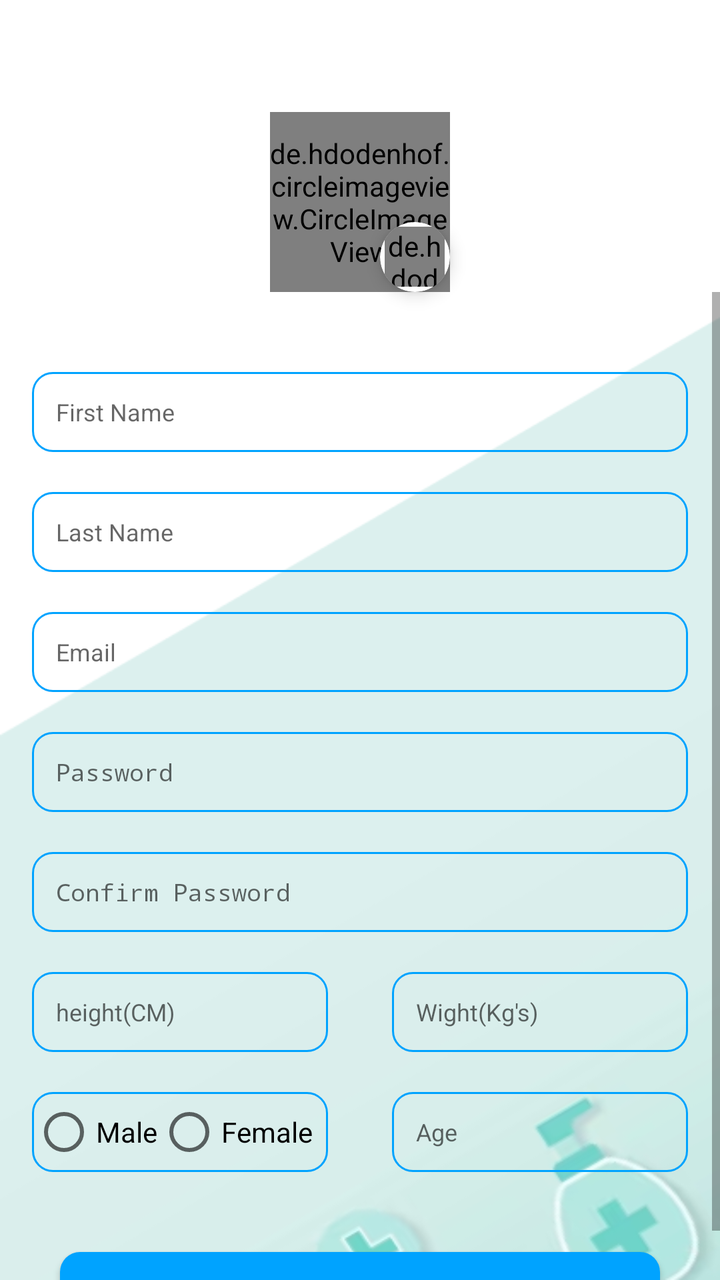
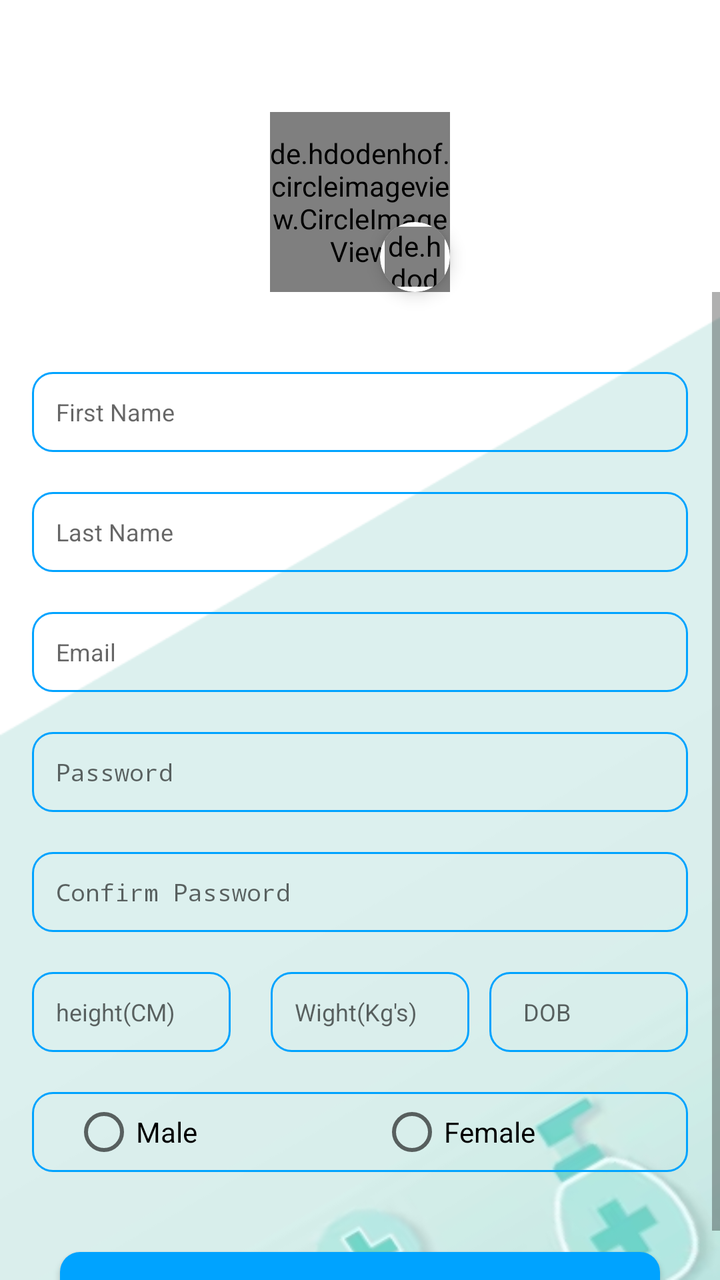

An Android layout rendered at two revisions. The XML below is the earlier revision; the diff shows what the commit changed to produce the second picture.
<!-- AndroidManifest.xml: application theme Theme.ICare -->
<!-- res/layout/activity_registration.xml -->
<?xml version="1.0" encoding="utf-8"?>
<layout xmlns:android="http://schemas.android.com/apk/res/android"
    xmlns:app="http://schemas.android.com/apk/res-auto"
    xmlns:tools="http://schemas.android.com/tools">

    <androidx.constraintlayout.widget.ConstraintLayout
        android:layout_width="match_parent"
        android:layout_height="match_parent"
        android:background="@color/white"
        tools:context=".registration.RegistrationActivity">

        <include
            layout="@layout/toolbar"
            android:layout_width="0dp"
            android:layout_height="wrap_content"
            app:layout_constraintEnd_toEndOf="parent"
            app:layout_constraintStart_toStartOf="parent"
            app:layout_constraintTop_toTopOf="parent" />

        <de.hdodenhof.circleimageview.CircleImageView
            android:id="@+id/imgProfile"
            android:layout_width="90dp"
            android:layout_height="90dp"
            android:src="@drawable/person_default"
            app:civ_border_color="#FF000000"
            app:civ_border_width="2dp"
            app:layout_constraintLeft_toLeftOf="parent"
            app:layout_constraintRight_toRightOf="parent"
            app:layout_constraintTop_toBottomOf="@+id/toolBar" />

        <androidx.cardview.widget.CardView
            android:id="@+id/imgAddPhoto"
            android:layout_width="35dp"
            android:layout_height="35dp"
            app:cardCornerRadius="60dp"
            app:cardElevation="5dp"
            app:cardMaxElevation="5dp"
            app:layout_constraintBottom_toBottomOf="@+id/imgProfile"
            app:layout_constraintEnd_toEndOf="@+id/imgProfile">

            <de.hdodenhof.circleimageview.CircleImageView
                android:layout_width="30dp"
                android:layout_height="30dp"
                android:layout_gravity="center"
                android:src="@drawable/baseline_add"
                app:tint="@color/colorRed" />

        </androidx.cardview.widget.CardView>

        <androidx.appcompat.widget.AppCompatImageView
            android:layout_width="match_parent"
            android:layout_height="0dp"
            android:background="@drawable/background_banner"
            app:layout_constraintBottom_toBottomOf="parent"
            app:layout_constraintTop_toBottomOf="@+id/imgAddPhoto" />

        <ScrollView
            android:layout_width="match_parent"
            android:layout_height="0dp"
            app:layout_constraintBottom_toBottomOf="parent"
            app:layout_constraintTop_toBottomOf="@+id/imgProfile">

            <androidx.constraintlayout.widget.ConstraintLayout
                android:layout_width="match_parent"
                android:layout_height="wrap_content">

                <LinearLayout
                    android:id="@+id/llFirstName"
                    android:layout_width="match_parent"
                    android:layout_height="40dp"
                    android:layout_marginHorizontal="16dp"
                    android:layout_marginTop="40dp"
                    android:background="@drawable/background_edittext"
                    android:gravity="center"
                    android:orientation="horizontal"
                    app:layout_constraintTop_toTopOf="parent">

                    <EditText
                        android:id="@+id/edtFirstName"
                        android:layout_width="0dp"
                        android:layout_height="wrap_content"
                        android:layout_marginStart="12dp"
                        android:layout_marginEnd="12dp"
                        android:layout_weight="1"
                        android:background="@null"
                        android:gravity="start"
                        android:hint="First Name"
                        android:inputType="text"
                        android:textColor="@color/black"
                        android:textSize="12sp" />

                </LinearLayout>

                <LinearLayout
                    android:id="@+id/llLastName"
                    android:layout_width="match_parent"
                    android:layout_height="40dp"
                    android:layout_marginHorizontal="16dp"
                    android:layout_marginTop="20dp"
                    android:background="@drawable/background_edittext"
                    android:gravity="center"
                    android:orientation="horizontal"
                    app:layout_constraintTop_toBottomOf="@+id/llFirstName">

                    <EditText
                        android:id="@+id/edtLastName"
                        android:layout_width="0dp"
                        android:layout_height="wrap_content"
                        android:layout_marginStart="12dp"
                        android:layout_marginEnd="12dp"
                        android:layout_weight="1"
                        android:background="@null"
                        android:gravity="start"
                        android:hint="Last Name"
                        android:inputType="text"
                        android:textColor="@color/black"
                        android:textSize="12sp" />

                </LinearLayout>

                <LinearLayout
                    android:id="@+id/llEmail"
                    android:layout_width="match_parent"
                    android:layout_height="40dp"
                    android:layout_marginHorizontal="16dp"
                    android:layout_marginTop="20dp"
                    android:background="@drawable/background_edittext"
                    android:gravity="center"
                    android:orientation="horizontal"
                    app:layout_constraintTop_toBottomOf="@+id/llLastName">

                    <EditText
                        android:id="@+id/edtEmail"
                        android:layout_width="0dp"
                        android:layout_height="wrap_content"
                        android:layout_marginStart="12dp"
                        android:layout_marginEnd="12dp"
                        android:layout_weight="1"
                        android:background="@null"
                        android:gravity="start"
                        android:hint="Email"
                        android:inputType="textEmailAddress"
                        android:textColor="@color/black"
                        android:textSize="12sp" />

                </LinearLayout>

                <LinearLayout
                    android:id="@+id/llPassword"
                    android:layout_width="match_parent"
                    android:layout_height="40dp"
                    android:layout_marginHorizontal="16dp"
                    android:layout_marginTop="20dp"
                    android:background="@drawable/background_edittext"
                    android:gravity="center"
                    android:orientation="horizontal"
                    app:layout_constraintTop_toBottomOf="@+id/llEmail">

                    <EditText
                        android:id="@+id/edtPassword"
                        android:layout_width="0dp"
                        android:layout_height="wrap_content"
                        android:layout_marginStart="12dp"
                        android:layout_marginEnd="12dp"
                        android:layout_weight="1"
                        android:background="@null"
                        android:gravity="start"
                        android:hint="Password"
                        android:inputType="textPassword"
                        android:textColor="@color/black"
                        android:textSize="12sp" />

                </LinearLayout>

                <LinearLayout
                    android:id="@+id/llConfirmPassword"
                    android:layout_width="match_parent"
                    android:layout_height="40dp"
                    android:layout_marginHorizontal="16dp"
                    android:layout_marginTop="20dp"
                    android:background="@drawable/background_edittext"
                    android:gravity="center"
                    android:orientation="horizontal"
                    app:layout_constraintTop_toBottomOf="@+id/llPassword">

                    <EditText
                        android:id="@+id/edtConfirmPassword"
                        android:layout_width="0dp"
                        android:layout_height="wrap_content"
                        android:layout_marginStart="12dp"
                        android:layout_marginEnd="12dp"
                        android:layout_weight="1"
                        android:background="@null"
                        android:gravity="start"
                        android:hint="Confirm Password"
                        android:inputType="textPassword"
                        android:textColor="@color/black"
                        android:textSize="12sp" />

                </LinearLayout>

                <LinearLayout
                    android:id="@+id/llHandW"
                    android:layout_width="match_parent"
                    android:layout_height="wrap_content"
                    android:orientation="horizontal"
                    app:layout_constraintTop_toBottomOf="@+id/llConfirmPassword">

                    <LinearLayout
                        android:id="@+id/llHeight"
                        android:layout_width="0dp"
                        android:layout_height="40dp"
                        android:layout_marginHorizontal="16dp"
                        android:layout_marginTop="20dp"
                        android:layout_weight="1"
                        android:background="@drawable/background_edittext"
                        android:gravity="center"
                        android:orientation="horizontal">

                        <EditText
                            android:id="@+id/edtHeight"
                            android:layout_width="0dp"
                            android:layout_height="wrap_content"
                            android:layout_marginStart="12dp"
                            android:layout_marginEnd="12dp"
                            android:layout_weight="1"
                            android:background="@null"
                            android:gravity="start"
                            android:hint="height(CM)"
                            android:inputType="numberDecimal"
                            android:textColor="@color/black"
                            android:textSize="12sp" />

                    </LinearLayout>

                    <LinearLayout
                        android:layout_width="0dp"
                        android:layout_height="40dp"
                        android:layout_marginHorizontal="16dp"
                        android:layout_marginTop="20dp"
                        android:layout_weight="1"
                        android:background="@drawable/background_edittext"
                        android:gravity="center"
                        android:orientation="horizontal">

                        <EditText
                            android:id="@+id/edtWeight"
                            android:layout_width="0dp"
                            android:layout_height="wrap_content"
                            android:layout_marginStart="12dp"
                            android:layout_marginEnd="12dp"
                            android:layout_weight="1"
                            android:background="@null"
                            android:gravity="start"
                            android:hint="Wight(Kg's)"
                            android:inputType="numberDecimal"
                            android:textColor="@color/black"
                            android:textSize="12sp" />

                    </LinearLayout>

                </LinearLayout>

                <LinearLayout
                    android:id="@+id/llSexAndGender"
                    android:layout_width="match_parent"
                    android:layout_height="wrap_content"
                    android:orientation="horizontal"
                    app:layout_constraintTop_toBottomOf="@+id/llHandW">

                    <LinearLayout
                        android:layout_width="0dp"
                        android:layout_height="40dp"
                        android:layout_marginHorizontal="16dp"
                        android:layout_marginTop="20dp"
                        android:layout_weight="1"
                        android:background="@drawable/background_edittext"
                        android:gravity="center"
                        android:orientation="horizontal">

                        <RadioGroup
                            android:id="@+id/rdGSelection"
                            android:layout_width="match_parent"
                            android:layout_height="wrap_content"
                            android:orientation="horizontal">

                            <RadioButton
                                android:id="@+id/rbMale"
                                android:layout_width="wrap_content"
                                android:layout_height="wrap_content"
                                android:text="Male" />

                            <RadioButton
                                android:id="@+id/rbFemale"
                                android:layout_width="wrap_content"
                                android:layout_height="wrap_content"
                                android:text="Female" />

                        </RadioGroup>

                    </LinearLayout>

                    <LinearLayout
                        android:layout_width="0dp"
                        android:layout_height="40dp"
                        android:layout_marginHorizontal="16dp"
                        android:layout_marginTop="20dp"
                        android:layout_weight="1"
                        android:background="@drawable/background_edittext"
                        android:gravity="center"
                        android:orientation="horizontal">

                        <EditText
                            android:id="@+id/edtAge"
                            android:layout_width="match_parent"
                            android:layout_height="wrap_content"
                            android:layout_marginStart="12dp"
                            android:layout_marginEnd="12dp"
                            android:background="@null"
                            android:gravity="start"
                            android:hint="Age"
                            android:inputType="number"
                            android:textColor="@color/black"
                            android:textSize="12sp" />

                    </LinearLayout>

                </LinearLayout>

                <Button
                    android:id="@+id/btnRegister"
                    android:layout_width="match_parent"
                    android:layout_height="40dp"
                    android:layout_marginHorizontal="30dp"
                    android:layout_marginTop="40dp"
                    android:background="@drawable/button_possitive"
                    android:text="Sign Up"
                    android:textColor="@color/colorWhite"
                    android:textSize="12sp"
                    app:layout_constraintTop_toBottomOf="@+id/llSexAndGender" />
            </androidx.constraintlayout.widget.ConstraintLayout>
        </ScrollView>

    </androidx.constraintlayout.widget.ConstraintLayout>

</layout>
<!-- res/layout/toolbar.xml (included above) -->
<?xml version="1.0" encoding="utf-8"?>
<androidx.appcompat.widget.Toolbar xmlns:android="http://schemas.android.com/apk/res/android"
    android:id="@+id/toolBar"
    android:layout_width="match_parent"
    android:layout_height="?android:attr/actionBarSize"
    android:background="@android:color/transparent"/>
<!-- resources referenced by this layout -->
<resources>
  <color name="black">#000000</color>
  <color name="colorRed">#E74C3C</color>
  <color name="colorWhite">#FFFFFF</color>
  <color name="white">#FFFFFFFF</color>
  <!-- drawable background_banner: png bitmap (drawable, 29614 bytes) -->
  <!-- drawable background_edittext (drawable) -->
  <shape xmlns:android="http://schemas.android.com/apk/res/android"
      android:shape="rectangle">
      <corners
          android:radius="10dp" />
      <stroke
          android:width="1dp"
          android:color="#00A3FF" />
  </shape>
  <!-- drawable baseline_add (drawable) -->
  <vector android:height="24dp" android:tint="#000000"
      android:viewportHeight="24" android:viewportWidth="24"
      android:width="24dp" xmlns:android="http://schemas.android.com/apk/res/android">
      <path android:fillColor="@android:color/white" android:pathData="M12,2C6.48,2 2,6.48 2,12s4.48,10 10,10 10,-4.48 10,-10S17.52,2 12,2zM17,13h-4v4h-2v-4L7,13v-2h4L11,7h2v4h4v2z"/>
  </vector>
  <!-- drawable button_possitive (drawable) -->
  <?xml version="1.0" encoding="utf-8"?>
  <ripple xmlns:android="http://schemas.android.com/apk/res/android"
      android:color="@color/white">
      <item android:id="@android:id/mask">
          <shape android:shape="rectangle">
              <solid android:color="@color/white" />
              <corners android:radius="10dp" />
          </shape>
      </item>
  
      <item android:id="@android:id/background">
          <shape android:shape="rectangle">
              <gradient
                  android:angle="90"
                  android:endColor="@color/themeBlue"
                  android:startColor="@color/themeBlue"
                  android:type="linear" />
              <corners android:radius="10dp" />
          </shape>
      </item>
  </ripple>
  <!-- drawable person_default: png bitmap (drawable, 11003 bytes) -->
  <style name="Theme.ICare" parent="Theme.MaterialComponents.Light.NoActionBar.Bridge">
          
          <item name="colorPrimary">@color/themeBlue</item>
          <item name="colorPrimaryVariant">@color/themeBlue</item>
          <item name="colorOnPrimary">@color/white</item>
          
          <item name="colorSecondary">@color/colorBackGroundEdittext</item>
          <item name="colorSecondaryVariant">@color/colorBackGroundEdittext</item>
          <item name="colorOnSecondary">@color/black</item>
          
          <item name="android:statusBarColor">@color/themeBlue</item>
          
      </style>
  <color name="themeBlue">#00A3FF</color>
  <color name="colorBackGroundEdittext">#526278</color>
</resources>

<!-- the commit's change to res/layout/activity_registration.xml (unified diff, before → after) -->
@@ -203,6 +203,7 @@
                     android:id="@+id/llHandW"
                     android:layout_width="match_parent"
                     android:layout_height="wrap_content"
+                    android:layout_marginHorizontal="16dp"
                     android:orientation="horizontal"
                     app:layout_constraintTop_toBottomOf="@+id/llConfirmPassword">
 
@@ -210,7 +211,7 @@
                         android:id="@+id/llHeight"
                         android:layout_width="0dp"
                         android:layout_height="40dp"
-                        android:layout_marginHorizontal="16dp"
+                        android:layout_marginEnd="10dp"
                         android:layout_marginTop="20dp"
                         android:layout_weight="1"
                         android:background="@drawable/background_edittext"
@@ -235,8 +236,8 @@
 
                     <LinearLayout
                         android:layout_width="0dp"
+                        android:layout_marginStart="10dp"
                         android:layout_height="40dp"
-                        android:layout_marginHorizontal="16dp"
                         android:layout_marginTop="20dp"
                         android:layout_weight="1"
                         android:background="@drawable/background_edittext"
@@ -259,71 +260,78 @@
 
                     </LinearLayout>
 
-                </LinearLayout>
-
-                <LinearLayout
-                    android:id="@+id/llSexAndGender"
-                    android:layout_width="match_parent"
-                    android:layout_height="wrap_content"
-                    android:orientation="horizontal"
-                    app:layout_constraintTop_toBottomOf="@+id/llHandW">
-
                     <LinearLayout
                         android:layout_width="0dp"
                         android:layout_height="40dp"
-                        android:layout_marginHorizontal="16dp"
+                        android:layout_marginStart="10dp"
                         android:layout_marginTop="20dp"
                         android:layout_weight="1"
                         android:background="@drawable/background_edittext"
                         android:gravity="center"
                         android:orientation="horizontal">
 
-                        <RadioGroup
-                            android:id="@+id/rdGSelection"
-                            android:layout_width="match_parent"
-                            android:layout_height="wrap_content"
-                            android:orientation="horizontal">
-
-                            <RadioButton
-                                android:id="@+id/rbMale"
-                                android:layout_width="wrap_content"
-                                android:layout_height="wrap_content"
-                                android:text="Male" />
-
-                            <RadioButton
-                                android:id="@+id/rbFemale"
-                                android:layout_width="wrap_content"
-                                android:layout_height="wrap_content"
-                                android:text="Female" />
-
-                        </RadioGroup>
-
-                    </LinearLayout>
-
-                    <LinearLayout
-                        android:layout_width="0dp"
-                        android:layout_height="40dp"
-                        android:layout_marginHorizontal="16dp"
-                        android:layout_marginTop="20dp"
-                        android:layout_weight="1"
-                        android:background="@drawable/background_edittext"
-                        android:gravity="center"
-                        android:orientation="horizontal">
-
-                        <EditText
+                        <TextView
                             android:id="@+id/edtAge"
                             android:layout_width="match_parent"
                             android:layout_height="wrap_content"
+                            android:padding="5dp"
                             android:layout_marginStart="12dp"
                             android:layout_marginEnd="12dp"
                             android:background="@null"
                             android:gravity="start"
-                            android:hint="Age"
-                            android:inputType="number"
+                            android:hint="DOB"
                             android:textColor="@color/black"
                             android:textSize="12sp" />
 
                     </LinearLayout>
+
+                </LinearLayout>
+
+                <LinearLayout
+                    android:id="@+id/llSexAndGender"
+                    android:layout_width="match_parent"
+                    android:layout_height="wrap_content"
+                    android:layout_marginHorizontal="16dp"
+                    android:orientation="horizontal"
+                    android:layout_marginTop="20dp"
+                    app:layout_constraintTop_toBottomOf="@+id/llHandW">
+
+                    <RadioGroup
+                        android:id="@+id/rdGSelection"
+                        android:layout_width="match_parent"
+                        android:layout_height="wrap_content"
+                        android:orientation="horizontal">
+
+                        <LinearLayout
+                            android:layout_width="match_parent"
+                            android:layout_height="40dp"
+                            android:layout_weight="1"
+                            android:background="@drawable/background_edittext"
+                            android:gravity="center_vertical"
+                            android:paddingHorizontal="20dp"
+                            android:orientation="horizontal">
+
+                            <RadioButton
+                                android:id="@+id/rbMale"
+                                android:layout_marginEnd="10dp"
+                                android:layout_width="0dp"
+                                android:layout_weight="1"
+                                android:layout_height="wrap_content"
+                                android:text="Male" />
+
+                            <RadioButton
+                                android:id="@+id/rbFemale"
+                                android:layout_width="0dp"
+                                android:layout_weight="1"
+                                android:layout_marginStart="10dp"
+                                android:layout_height="wrap_content"
+                                android:text="Female" />
+
+
+                        </LinearLayout>
+
+
+                    </RadioGroup>
 
                 </LinearLayout>
 
@@ -338,7 +346,9 @@
                     android:textColor="@color/colorWhite"
                     android:textSize="12sp"
                     app:layout_constraintTop_toBottomOf="@+id/llSexAndGender" />
+
             </androidx.constraintlayout.widget.ConstraintLayout>
+
         </ScrollView>
 
     </androidx.constraintlayout.widget.ConstraintLayout>
